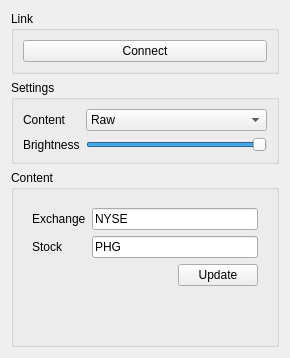
Above: host/gui/numled_main.ui from mauricetermeer/usbnumled before the change. Below: the same form after it.
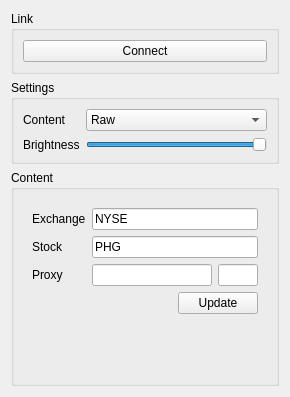
That is the form after the change.

Commit message: added proxy support

Diff of the .ui file:
```diff
--- a/host/gui/numled_main.ui
+++ b/host/gui/numled_main.ui
@@ -7,7 +7,7 @@
     <x>0</x>
     <y>0</y>
     <width>290</width>
-    <height>358</height>
+    <height>397</height>
    </rect>
   </property>
   <property name="windowTitle">
@@ -225,7 +225,24 @@
             </property>
            </widget>
           </item>
-          <item row="2" column="0" colspan="2">
+          <item row="2" column="0">
+           <widget class="QLabel" name="labelProxy">
+            <property name="text">
+             <string>Proxy</string>
+            </property>
+           </widget>
+          </item>
+          <item row="2" column="1">
+           <layout class="QHBoxLayout" name="horizontalLayout_2" stretch="3,1">
+            <item>
+             <widget class="QLineEdit" name="lineEditProxyHost"/>
+            </item>
+            <item>
+             <widget class="QLineEdit" name="lineEditProxyPort"/>
+            </item>
+           </layout>
+          </item>
+          <item row="3" column="0" colspan="2">
            <layout class="QHBoxLayout" name="horizontalLayout_6">
             <item>
              <widget class="QLabel" name="labelStockStatus">
@@ -255,7 +272,7 @@
             </item>
            </layout>
           </item>
-          <item row="3" column="1">
+          <item row="4" column="1">
            <spacer name="verticalSpacer_4">
             <property name="orientation">
              <enum>Qt::Vertical</enum>
```
Left out of the diff: 9 changed lines with no effect on the pictures. The commit also changes 1 other file.
